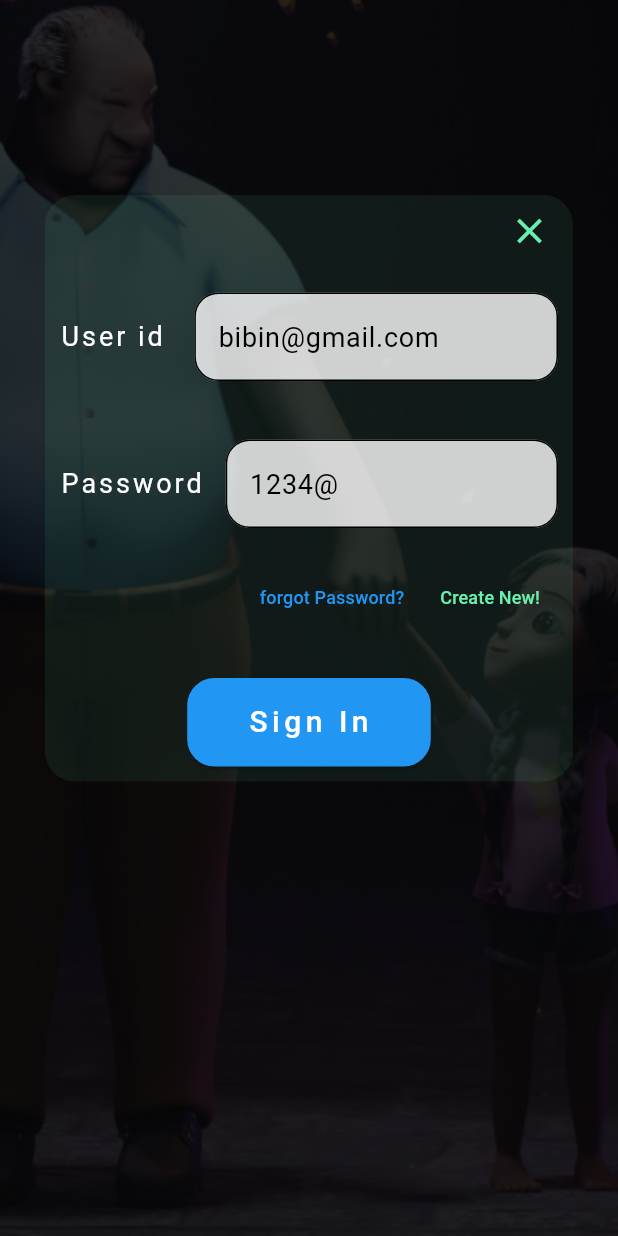
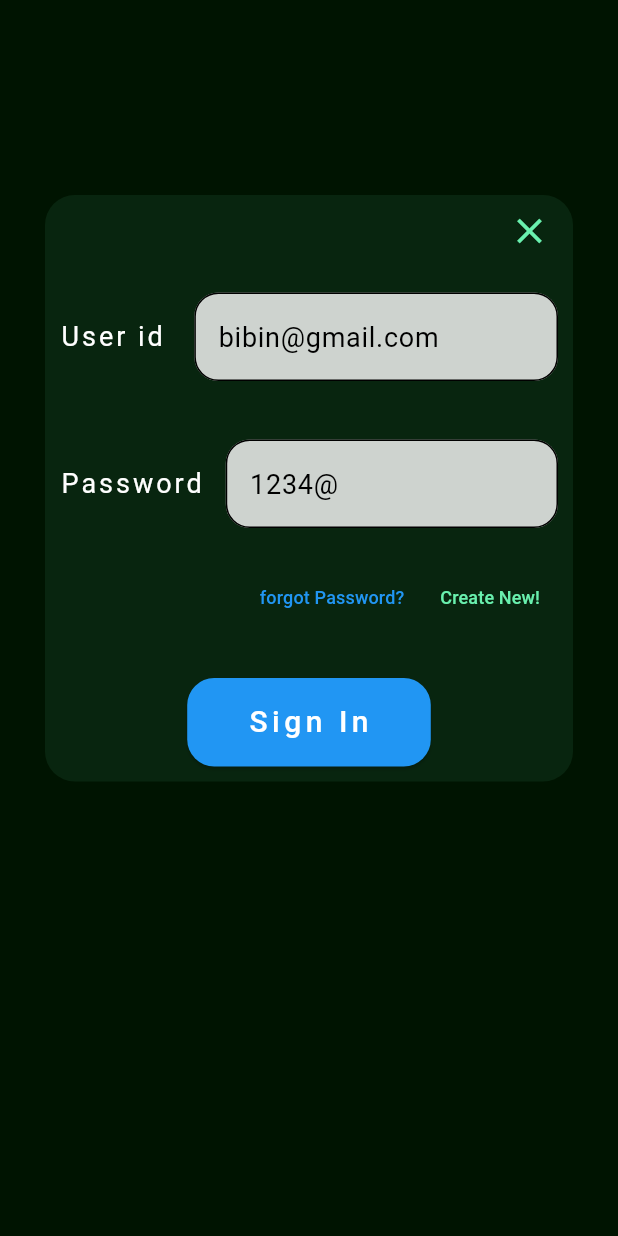
Before and after one commit to Bbn047/Flutter-app, a Flutter app: the screen it shows after launch, after a tap on "Sign In", on a phone screen of 412 x 824 dp. Run offline on Flutter 3.47's test engine with Material 3 defaults, Android fonts, the light colour scheme and no system bars; our stand-ins replace google_fonts.

Commit message:
Update login_page.dart

```diff
--- a/lib/login_page.dart
+++ b/lib/login_page.dart
@@ -26,7 +26,7 @@ class LoginPage extends StatelessWidget {
         ),
 
         Scaffold(
-          backgroundColor: Colors.transparent,
+          backgroundColor: const Color.fromARGB(255, 0, 20, 1),
           body: SafeArea(
             child: Stack(
               children: [
```
